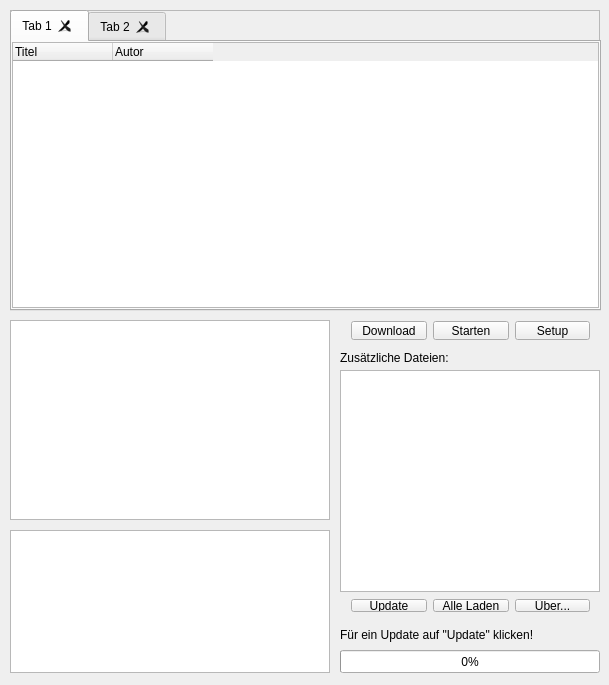
ManiacTwister/MMMLauncher, file mainwindow.ui: the form before one commit.
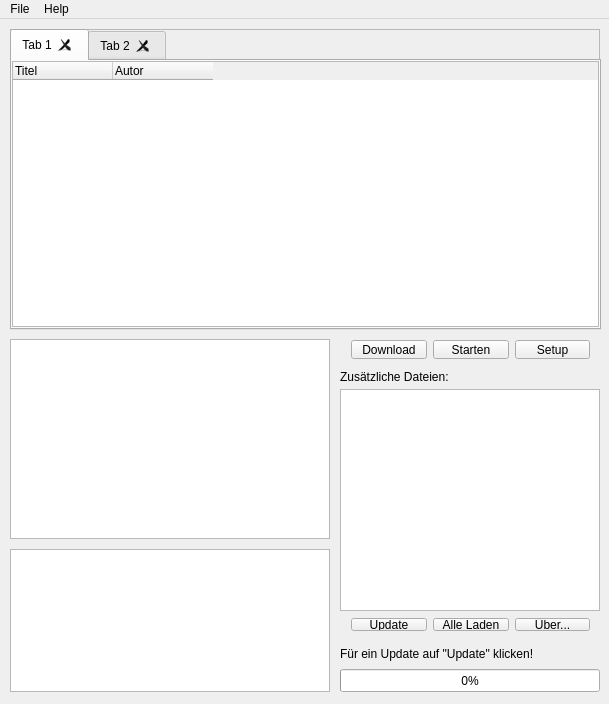
The form after the commit. Icons and pictures are not drawn.

Patch:
```diff
--- a/mainwindow.ui
+++ b/mainwindow.ui
@@ -7,7 +7,7 @@
     <x>0</x>
     <y>0</y>
     <width>609</width>
-    <height>685</height>
+    <height>704</height>
    </rect>
   </property>
   <property name="sizePolicy">
@@ -25,7 +25,7 @@
   <property name="maximumSize">
    <size>
     <width>609</width>
-    <height>685</height>
+    <height>704</height>
    </size>
   </property>
   <property name="windowTitle">
@@ -377,6 +377,50 @@
     </widget>
    </widget>
   </widget>
+  <widget class="QMenuBar" name="menuBar">
+   <property name="geometry">
+    <rect>
+     <x>0</x>
+     <y>0</y>
+     <width>609</width>
+     <height>19</height>
+    </rect>
+   </property>
+   <widget class="QMenu" name="menuFile">
+    <property name="title">
+     <string>File</string>
+    </property>
+    <addaction name="actionSettings"/>
+    <addaction name="separator"/>
+    <addaction name="actionQuit"/>
+   </widget>
+   <widget class="QMenu" name="menuHelp">
+    <property name="title">
+     <string>Help</string>
+    </property>
+    <addaction name="actionAbout"/>
+   </widget>
+   <addaction name="menuFile"/>
+   <addaction name="menuHelp"/>
+  </widget>
+  <action name="actionSettings">
+   <property name="text">
+    <string>Settings</string>
+   </property>
+  </action>
+  <action name="actionAbout">
+   <property name="icon">
+    <iconset theme="help-about"/>
+   </property>
+   <property name="text">
+    <string>About...</string>
+   </property>
+  </action>
+  <action name="actionQuit">
+   <property name="text">
+    <string>Quit</string>
+   </property>
+  </action>
  </widget>
  <layoutdefault spacing="6" margin="11"/>
  <resources>
```
